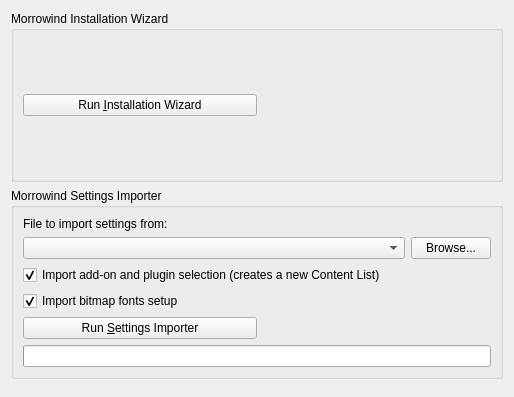
Above: apps/launcher/ui/importpage.ui from sunhawken/openmw before the change. Below: the same form after it.
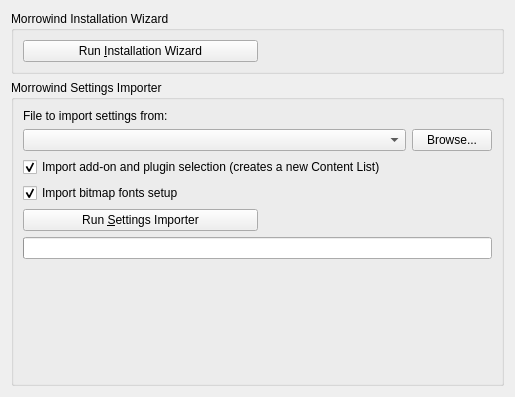
That is the form after the change.

```diff
--- a/apps/launcher/ui/importpage.ui
+++ b/apps/launcher/ui/importpage.ui
@@ -6,7 +6,7 @@
    <rect>
     <x>0</x>
     <y>0</y>
-    <width>514</width>
+    <width>515</width>
     <height>397</height>
    </rect>
   </property>
@@ -129,15 +129,21 @@
         </property>
        </widget>
       </item>
-     </layout>
-    </widget>
-   </item>
    <item>
     <spacer name="verticalSpacer">
      <property name="orientation">
       <enum>Qt::Vertical</enum>
      </property>
-    </spacer>
+        <property name="sizeHint" stdset="0">
+         <size>
+          <width>0</width>
+          <height>0</height>
+         </size>
+        </property>
+       </spacer>
+      </item>
+     </layout>
+    </widget>
    </item>
   </layout>
  </widget>
```
Lines whose indentation alone changed are shown as unchanged.
